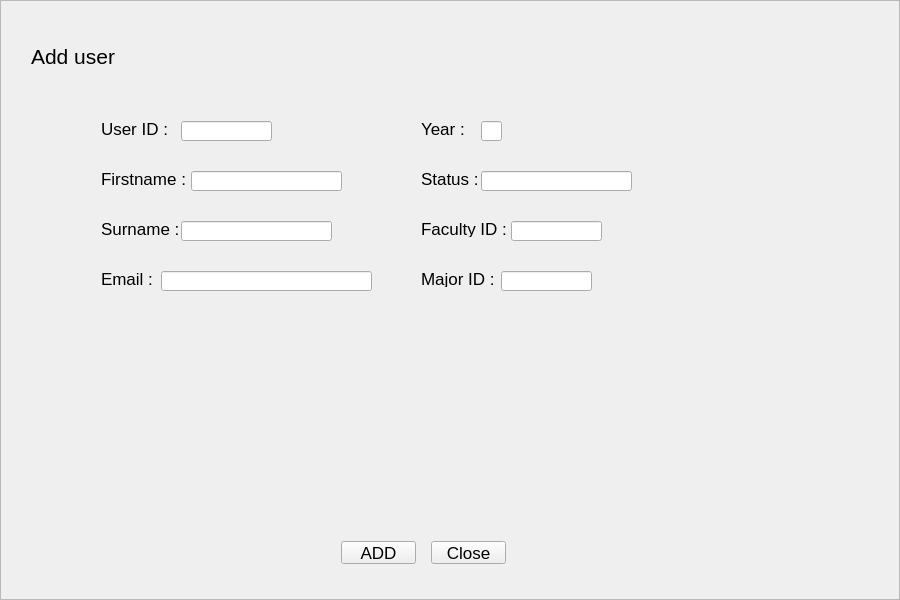
The window that resources/UI/AddUsers.ui (Poom1997/gman) describes before a commit, drawn with Qt 5.
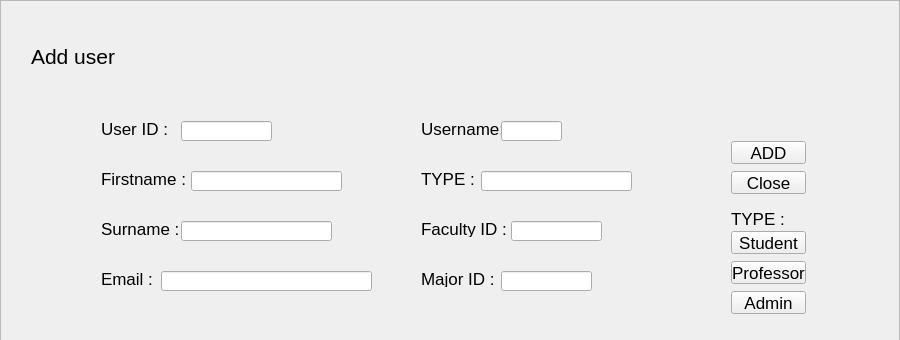
The same window after the commit.

Commit message: Finish Find/Add Users

What changed in the file:
```diff
--- a/resources/UI/AddUsers.ui
+++ b/resources/UI/AddUsers.ui
@@ -7,7 +7,7 @@
     <x>0</x>
     <y>0</y>
     <width>900</width>
-    <height>600</height>
+    <height>340</height>
    </rect>
   </property>
   <property name="windowTitle">
@@ -19,7 +19,7 @@
      <x>0</x>
      <y>0</y>
      <width>900</width>
-     <height>600</height>
+     <height>341</height>
     </rect>
    </property>
    <property name="font">
@@ -42,7 +42,7 @@
       <x>0</x>
       <y>0</y>
       <width>898</width>
-      <height>598</height>
+      <height>339</height>
      </rect>
     </property>
     <widget class="QLabel" name="barLabel">
@@ -79,8 +79,8 @@
     <widget class="QPushButton" name="pushButton_3">
      <property name="geometry">
       <rect>
-       <x>430</x>
-       <y>540</y>
+       <x>730</x>
+       <y>170</y>
        <width>75</width>
        <height>23</height>
       </rect>
@@ -166,7 +166,7 @@
       <rect>
        <x>420</x>
        <y>120</y>
-       <width>51</width>
+       <width>81</width>
        <height>16</height>
       </rect>
      </property>
@@ -176,7 +176,7 @@
       </font>
      </property>
      <property name="text">
-      <string>Year :</string>
+      <string>Username:</string>
      </property>
     </widget>
     <widget class="QLabel" name="label_9">
@@ -194,7 +194,7 @@
       </font>
      </property>
      <property name="text">
-      <string>Status :</string>
+      <string>TYPE :</string>
      </property>
     </widget>
     <widget class="QLabel" name="label_10">
@@ -294,9 +294,9 @@
     <widget class="QLineEdit" name="lineEdit_5">
      <property name="geometry">
       <rect>
-       <x>480</x>
+       <x>500</x>
        <y>120</y>
-       <width>21</width>
+       <width>61</width>
        <height>20</height>
       </rect>
      </property>
@@ -334,8 +334,8 @@
     <widget class="QPushButton" name="pushButton">
      <property name="geometry">
       <rect>
-       <x>340</x>
-       <y>540</y>
+       <x>730</x>
+       <y>140</y>
        <width>75</width>
        <height>23</height>
       </rect>
@@ -344,6 +344,63 @@
       <string>ADD</string>
      </property>
     </widget>
+    <widget class="QPushButton" name="student">
+     <property name="geometry">
+      <rect>
+       <x>730</x>
+       <y>230</y>
+       <width>75</width>
+       <height>23</height>
+      </rect>
+     </property>
+     <property name="text">
+      <string>Student</string>
+     </property>
+    </widget>
+    <widget class="QPushButton" name="professor">
+     <property name="geometry">
+      <rect>
+       <x>730</x>
+       <y>260</y>
+       <width>75</width>
+       <height>23</height>
+      </rect>
+     </property>
+     <property name="text">
+      <string>Professor</string>
+     </property>
+    </widget>
+    <widget class="QPushButton" name="admin">
+     <property name="geometry">
+      <rect>
+       <x>730</x>
+       <y>290</y>
+       <width>75</width>
+       <height>23</height>
+      </rect>
+     </property>
+     <property name="text">
+      <string>Admin</string>
+     </property>
+    </widget>
+    <widget class="QLabel" name="label_12">
+     <property name="geometry">
+      <rect>
+       <x>730</x>
+       <y>210</y>
+       <width>61</width>
+       <height>16</height>
+      </rect>
+     </property>
+     <property name="font">
+      <font>
+       <pointsize>13</pointsize>
+      </font>
+     </property>
+     <property name="text">
+      <string>TYPE :</string>
+     </property>
+    </widget>
    </widget>
   </widget>
  </widget>
```
Left out of the diff: 6 changed lines with no effect on the pictures. The commit also changes 10 other files.
